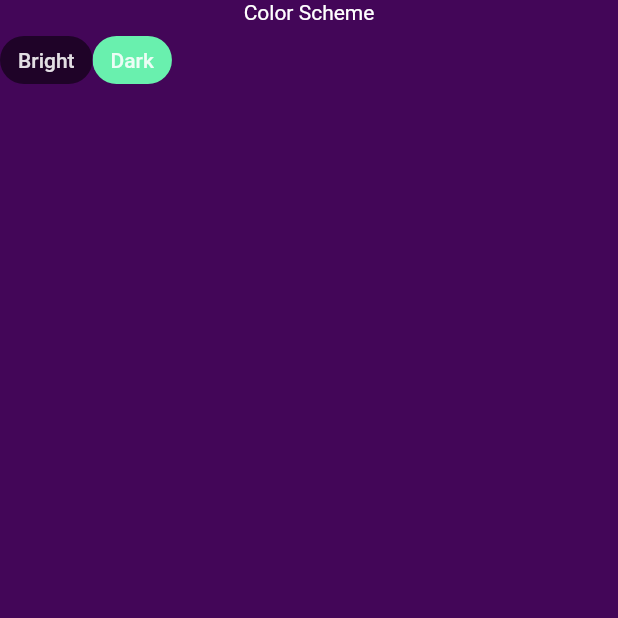
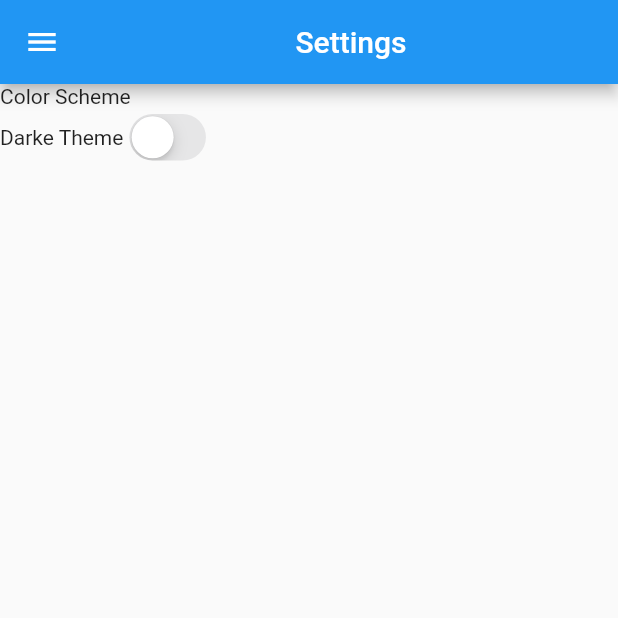
Before and after one commit to AaronLinder/notizapp, a Flutter app: the options screen opened by its route, on a phone screen of 412 x 824 dp, the top half of it. Run offline on Flutter 3.47's test engine with Material 2 defaults, Android fonts, the phone set to English and light mode, and no system bars.

Commit message:
colorscheme

```diff
--- a/lib/settings.dart
+++ b/lib/settings.dart
@@ -1,54 +1,51 @@
 import 'package:flutter/cupertino.dart';
 import 'package:flutter/material.dart';
-
+import 'package:notizapp/sidbare_settings.dart';
+import 'main.dart';
+bool isSelected = false;
 class options extends StatefulWidget {
   const options({Key? key}) : super(key: key);
 
   @override
   State<options> createState() => _optionsState();
 }
+class _optionsState extends State<options> {
 
-class _optionsState extends State<options> {
-  bool isSelected = false;
 
   @override
   Widget build(BuildContext context) {
     return Scaffold(
+      drawer: NavDrawer(),
+      appBar: AppBar(
+        title: Center(child: Text("Settings")),
+      ),
       body: Column(
         children: [
-          Text("Color Scheme"),
+          Align(
+            alignment: Alignment.topLeft,
+            child: Text("Color Scheme"),
+          ),
           Row(children: [
             Container(
-                alignment: Alignment.center,
-                child: ChoiceChip(
-                  label: Text("Bright"),
-                  selected: isSelected,
-                  onSelected: (bool value) {
-                    setState(() {
-                      isSelected = !isSelected;
-                    });
-                  },
-                  pressElevation: 20,
-                  backgroundColor: Colors.black54,
-                  selectedColor: Colors.greenAccent,
-                )),
-            Container(
-                alignment: Alignment.center,
-                child: ChoiceChip(
-                  label: Text("Dark"),
-                  selected: !isSelected,
-                  onSelected: (bool value) {
-                    setState(() {
-                      isSelected = !isSelected;
-                    });
-                  },
-                  pressElevation: 20,
-                  backgroundColor: Colors.black54,
-                  selectedColor: Colors.greenAccent,
-                ))
+              child: Text("Darke Theme"),
+            ),
+            CupertinoSwitch(
+              value: isSelected,
+              onChanged: (value) {
+                setState(() {
+                  isSelected = value;
+                  colors();
+                },
+                );
+              },
+            ),
           ])
         ],
       ),
     );
   }
+
+  colors(){
+    color();
+  }
 }
```
Also changed, not shown: lib/colorScheme.dart (+20 -0 lines), lib/main.dart (+10 -1 lines), lib/notiz.dart (+7 -6 lines), lib/sidbare_settings.dart (added, +31 -0 lines), lib/sidebar.dart (+0 -15 lines).
